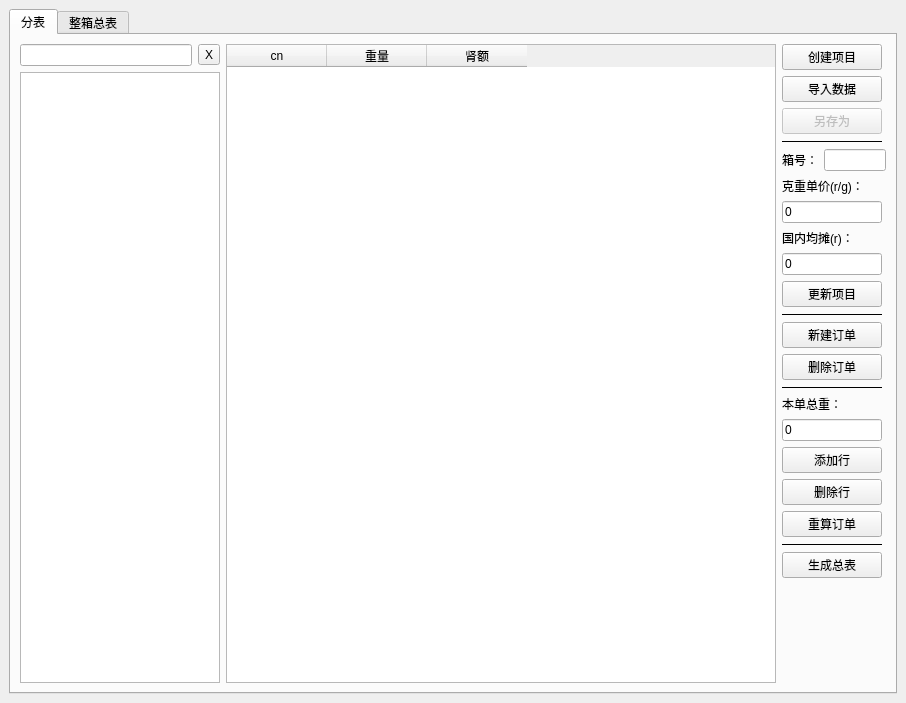
Before: the Qt Designer form Postage_Calculation/Postage_Calculation.ui in Freeman-fan/YeXiaoTools, drawn with Qt 5.
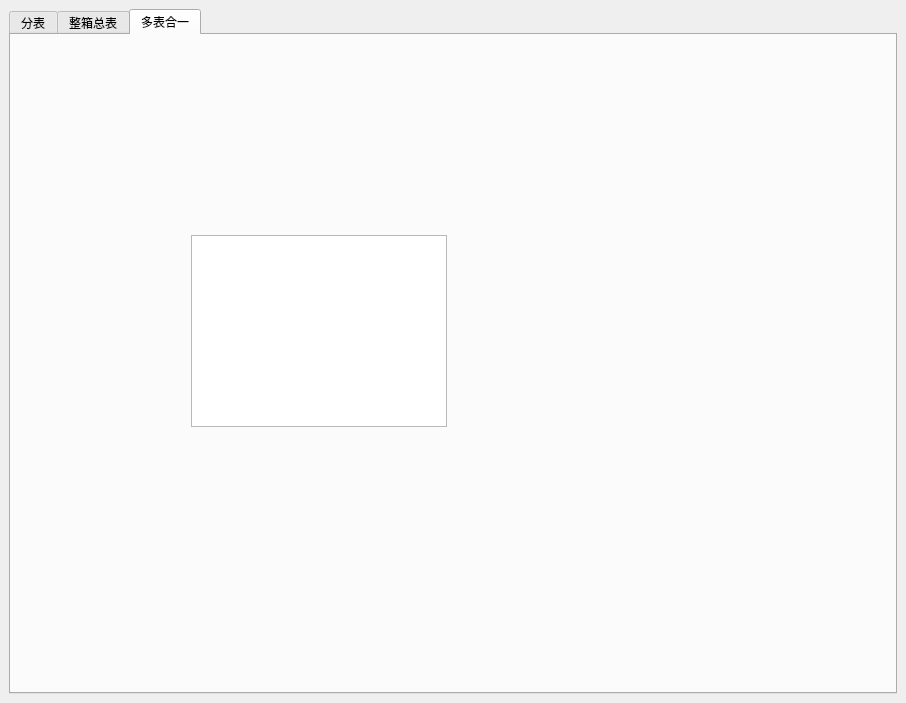
After: the same form once the commit is applied.

Patch:
```diff
--- a/Postage_Calculation/Postage_Calculation.ui
+++ b/Postage_Calculation/Postage_Calculation.ui
@@ -30,7 +30,7 @@
     <item>
      <widget class="QTabWidget" name="tabWidget">
       <property name="currentIndex">
-       <number>0</number>
+       <number>2</number>
       </property>
       <widget class="QWidget" name="tab">
        <attribute name="title">
@@ -469,6 +469,21 @@
         </item>
        </layout>
       </widget>
+      <widget class="QWidget" name="tab_3">
+       <attribute name="title">
+        <string>多表合一</string>
+       </attribute>
+       <widget class="QListWidget" name="listWidget">
+        <property name="geometry">
+         <rect>
+          <x>180</x>
+          <y>200</y>
+          <width>256</width>
+          <height>192</height>
+         </rect>
+        </property>
+       </widget>
+      </widget>
      </widget>
     </item>
    </layout>
```
